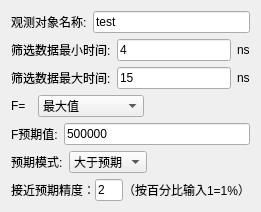
Qt form src/SmartContorl/TimeTargetItemUI.ui (BeQuiet1228/FreeCAD) before a commit.
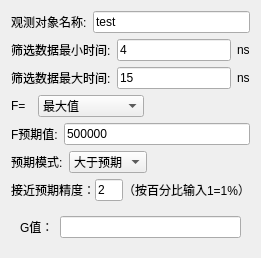
The same form after that commit.

Diff of the .ui file:
```diff
--- a/src/SmartContorl/TimeTargetItemUI.ui
+++ b/src/SmartContorl/TimeTargetItemUI.ui
@@ -7,7 +7,7 @@
     <x>0</x>
     <y>0</y>
     <width>261</width>
-    <height>212</height>
+    <height>256</height>
    </rect>
   </property>
   <property name="windowTitle">
@@ -247,6 +247,22 @@
      </layout>
     </widget>
    </item>
+   <item>
+    <widget class="QWidget" name="widgetG" native="true">
+     <layout class="QHBoxLayout" name="horizontalLayout">
+      <item>
+       <widget class="QLabel" name="labelG">
+        <property name="text">
+         <string>G值：</string>
+        </property>
+       </widget>
+      </item>
+      <item>
+       <widget class="QLineEdit" name="lineEditG"/>
+      </item>
+     </layout>
+    </widget>
+   </item>
    <item>
     <spacer name="verticalSpacer">
      <property name="orientation">
```
